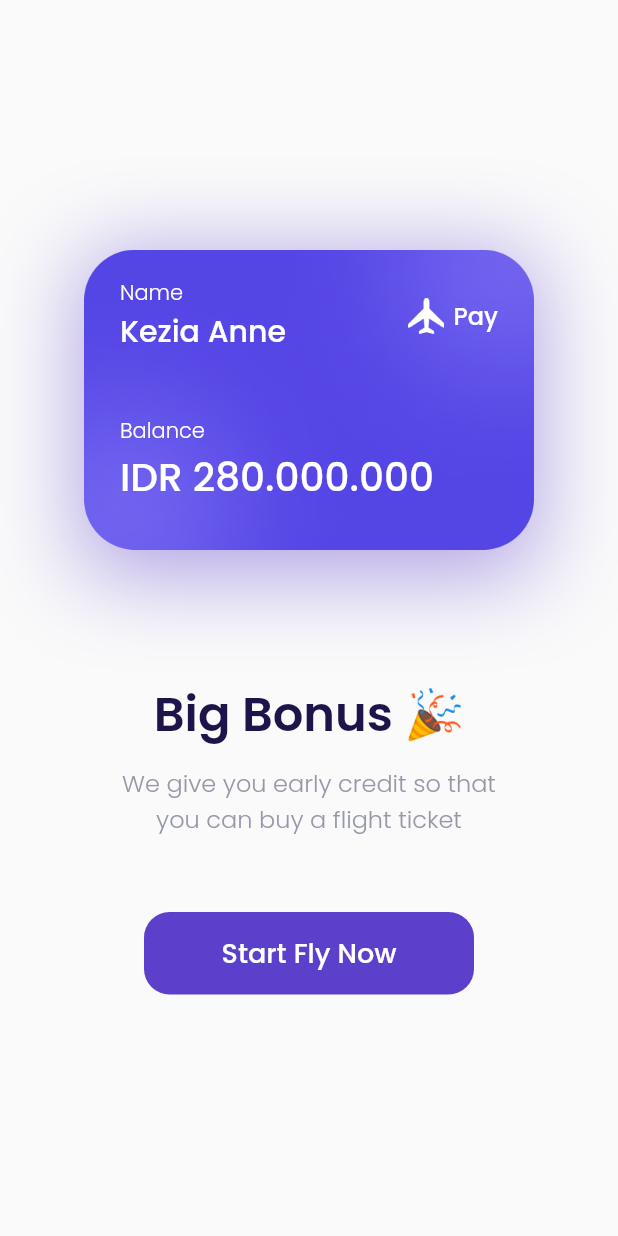
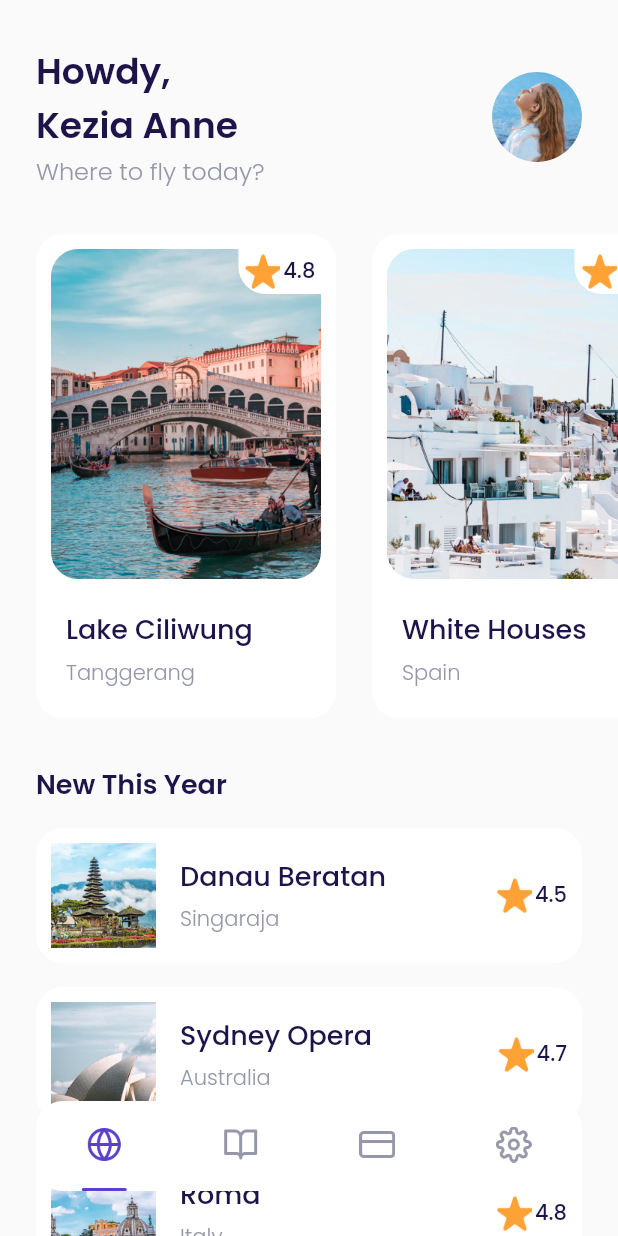
Before and after one commit to DandiIndraWijaya/airplane-app-flutter, a Flutter app: the BonusPage screen opened by its route, after a tap on "Start Fly Now", on a phone screen of 412 x 824 dp. Run offline on Flutter 3.47's test engine with Material 2 defaults, Android fonts, the phone set to English and light mode, and no system bars; our stand-ins replace google_fonts.

Commit message:
create home page

```diff
--- a/lib/main.dart
+++ b/lib/main.dart
@@ -1,5 +1,6 @@
 import 'package:airplane/ui/pages/bonus_page.dart';
 import 'package:airplane/ui/pages/get_started_page.dart';
+import 'package:airplane/ui/pages/main_page.dart';
 import 'package:airplane/ui/pages/sign_up_page.dart';
 import 'package:flutter/material.dart';
 
@@ -18,7 +19,8 @@ class MyApp extends StatelessWidget {
         '/': (context) => const SplashPage(),
         '/get-started': (context) => const GetStartedPage(),
         '/sign-up': (context) => const SignUpPage(),
-        '/bonus': (context) => const BonusPage()
+        '/bonus': (context) => const BonusPage(),
+        '/main': (context) => const MainPage()
       },
     );
   }
--- a/lib/shared/theme.dart
+++ b/lib/shared/theme.dart
@@ -12,6 +12,7 @@ Color kGreenColor = const Color(0xff0EC3AE);
 Color kRedColor = const Color(0xffEB70A5);
 Color kBackgroundColor = const Color(0xffFAFAFA);
 Color kInactiveColor = const Color(0xffDBD7EC);
+Color kTransparentColor = Colors.transparent;
 
 TextStyle blackTextStyle = GoogleFonts.poppins(color: kBlackColor);
 TextStyle whiteTextStyle = GoogleFonts.poppins(color: kWhiteColor);
--- a/lib/ui/pages/bonus_page.dart
+++ b/lib/ui/pages/bonus_page.dart
@@ -1,3 +1,4 @@
+import 'package:airplane/ui/widgets/custom_button.dart';
 import 'package:flutter/material.dart';
 import '../../shared/theme.dart';
 
@@ -89,22 +90,12 @@ class BonusPage extends StatelessWidget {
     );
   }
 
-  Widget startButton() {
-    return Container(
-      width: 220,
-      height: 55,
-      margin: const EdgeInsets.only(top: 50),
-      child: TextButton(
-          style: TextButton.styleFrom(
-              backgroundColor: kPrimaryColor,
-              shape: RoundedRectangleBorder(
-                  borderRadius: BorderRadius.circular(defaultRadius))),
-          onPressed: () {},
-          child: Text(
-            'Start Fly Now',
-            style: whiteTextStyle.copyWith(fontSize: 18, fontWeight: medium),
-          )),
-    );
+  Widget startButton(BuildContext context) {
+    return CustomButton(
+        title: 'Start Fly Now',
+        width: 220,
+        margin: const EdgeInsets.only(top: 50),
+        onPressed: () => Navigator.pushNamed(context, '/main'));
   }
 
   @override
@@ -114,7 +105,7 @@ class BonusPage extends StatelessWidget {
       body: Center(
           child: Column(
         mainAxisAlignment: MainAxisAlignment.center,
-        children: [bonusCard(), title(), subtitle(), startButton()],
+        children: [bonusCard(), title(), subtitle(), startButton(context)],
       )),
     );
   }
--- a/lib/ui/pages/get_started_page.dart
+++ b/lib/ui/pages/get_started_page.dart
@@ -1,3 +1,4 @@
+import 'package:airplane/ui/widgets/custom_button.dart';
 import 'package:flutter/material.dart';
 import '../../shared/theme.dart';
 
@@ -36,22 +37,11 @@ class GetStartedPage extends StatelessWidget {
                       whiteTextStyle.copyWith(fontSize: 16, fontWeight: light),
                   textAlign: TextAlign.center,
                 ),
-                Container(
+                CustomButton(
+                  title: 'Get Started',
                   width: 220,
-                  height: 55,
-                  margin: const EdgeInsets.only(top: 50),
-                  child: TextButton(
-                      onPressed: () => Navigator.pushNamed(context, '/sign-up'),
-                      style: TextButton.styleFrom(
-                          backgroundColor: kPrimaryColor,
-                          shape: RoundedRectangleBorder(
-                              borderRadius:
-                                  BorderRadius.circular(defaultRadius))),
-                      child: Text(
-                        'Get Started',
-                        style: whiteTextStyle.copyWith(
-                            fontSize: 18, fontWeight: medium),
-                      )),
+                  margin: const EdgeInsets.only(top: 50, bottom: 80),
+                  onPressed: () => Navigator.pushNamed(context, '/sign-up'),
                 ),
                 const SizedBox(
                   height: 80,
--- /dev/null
+++ b/lib/ui/pages/home_page.dart
@@ -0,0 +1,140 @@
+import 'package:airplane/ui/widgets/destination_card.dart';
+import 'package:airplane/ui/widgets/destination_tile.dart';
+import 'package:flutter/material.dart';
+import '../../shared/theme.dart';
+
+class HomePage extends StatelessWidget {
+  const HomePage({Key? key}) : super(key: key);
+
+  Widget header() {
+    return Container(
+      margin:
+          EdgeInsets.only(left: defaultMargin, right: defaultMargin, top: 30),
+      child: Row(
+        mainAxisAlignment: MainAxisAlignment.spaceBetween,
+        children: [
+          Expanded(
+            child: Column(
+              crossAxisAlignment: CrossAxisAlignment.start,
+              children: [
+                Text(
+                  'Howdy,\nKezia Anne',
+                  style: blackTextStyle.copyWith(
+                      fontSize: 24, fontWeight: semiBold),
+                  overflow: TextOverflow.ellipsis,
+                ),
+                Text(
+                  'Where to fly today?',
+                  style:
+                      greyTextStyle.copyWith(fontSize: 16, fontWeight: light),
+                )
+              ],
+            ),
+          ),
+          Container(
+            width: 60,
+            height: 60,
+            decoration: const BoxDecoration(
+                image: DecorationImage(
+                  image: AssetImage('assets/image_profile.png'),
+                ),
+                shape: BoxShape.circle),
+          )
+        ],
+      ),
+    );
+  }
+
+  Widget popularDestinations() {
+    return Container(
+      margin: const EdgeInsets.only(top: 30),
+      child: SingleChildScrollView(
+        scrollDirection: Axis.horizontal,
+        child: Row(children: const [
+          DestinationCard(
+            name: 'Lake Ciliwung',
+            city: 'Tanggerang',
+            imageUrl: 'assets/image_destination1.png',
+            rating: 4.8,
+          ),
+          DestinationCard(
+            name: 'White Houses',
+            city: 'Spain',
+            imageUrl: 'assets/image_destination2.png',
+            rating: 4.7,
+          ),
+          DestinationCard(
+            name: 'Hill Heya',
+            city: 'Monaco  ',
+            imageUrl: 'assets/image_destination3.png',
+            rating: 4.8,
+          ),
+          DestinationCard(
+            name: 'Menarra',
+            city: 'Japan',
+            imageUrl: 'assets/image_destination4.png',
+            rating: 5.0,
+          ),
+          DestinationCard(
+            name: 'Payung Teduh',
+            city: 'Singapore',
+            imageUrl: 'assets/image_destination5.png',
+            rating: 4.8,
+          ),
+        ]),
+      ),
+    );
+  }
+
+  Widget newDestinations() {
+    return Container(
+      margin: EdgeInsets.only(
+          top: 30, left: defaultMargin, right: defaultMargin, bottom: 100),
+      child: Column(crossAxisAlignment: CrossAxisAlignment.start, children: [
+        Text(
+          'New This Year',
+          style: blackTextStyle.copyWith(fontSize: 18, fontWeight: semiBold),
+        ),
+        const DestinationTile(
+          name: 'Danau Beratan',
+          city: 'Singaraja',
+          imageUrl: 'assets/image_destination6.png',
+          rating: 4.5,
+        ),
+        const DestinationTile(
+          name: 'Sydney Opera',
+          city: 'Australia',
+          imageUrl: 'assets/image_destination7.png',
+          rating: 4.7,
+        ),
+        const DestinationTile(
+          name: 'Roma',
+          city: 'Italy',
+          imageUrl: 'assets/image_destination8.png',
+          rating: 4.8,
+        ),
+        const DestinationTile(
+          name: 'Payung Teduh',
+          city: 'Singapore',
+          imageUrl: 'assets/image_destination9.png',
+          rating: 4.5,
+        ),
+        const DestinationTile(
+          name: 'Hill Hey',
+          city: 'Monaco',
+          imageUrl: 'assets/image_destination10.png',
+          rating: 4.7,
+        ),
+      ]),
+    );
+  }
+
+  @override
+  Widget build(BuildContext context) {
+    return ListView(children: [
+      header(),
+      popularDestinations(),
+      newDestinations(),
+    ]);
+  }
+}
--- /dev/null
+++ b/lib/ui/pages/main_page.dart
@@ -0,0 +1,55 @@
+import 'package:airplane/ui/pages/home_page.dart';
+import 'package:airplane/ui/widgets/custom_bottom_navigation_item.dart';
+import 'package:flutter/material.dart';
+import '../../shared/theme.dart';
+
+class MainPage extends StatelessWidget {
+  const MainPage({Key? key}) : super(key: key);
+
+  @override
+  Widget build(BuildContext context) {
+    Widget buildContent() {
+      return HomePage();
+    }
+
+    Widget customBottomNavigation() {
+      return Align(
+        alignment: Alignment.bottomCenter,
+        child: Container(
+          margin: EdgeInsets.only(
+              bottom: 30, left: defaultMargin, right: defaultMargin),
+          width: double.infinity,
+          height: 60,
+          decoration: BoxDecoration(
+              color: kWhiteColor, borderRadius: BorderRadius.circular(18)),
+          child: Row(
+              mainAxisAlignment: MainAxisAlignment.spaceAround,
+              children: const [
+                CustomBottomNavigationItem(
+                  imageUrl: 'assets/icon_home.png',
+                  isSelected: true,
+                ),
+                CustomBottomNavigationItem(
+                  imageUrl: 'assets/icon_booking.png',
+                  isSelected: false,
+                ),
+                CustomBottomNavigationItem(
+                  imageUrl: 'assets/icon_card.png',
+                  isSelected: false,
+                ),
+                CustomBottomNavigationItem(
+                  imageUrl: 'assets/icon_settings.png',
+                  isSelected: false,
+                )
+              ]),
+        ),
+      );
+    }
+
+    return Scaffold(
+        backgroundColor: kBackgroundColor,
+        body: Stack(
+          children: [buildContent(), customBottomNavigation()],
+        ));
+  }
+}
--- a/lib/ui/pages/sign_up_page.dart
+++ b/lib/ui/pages/sign_up_page.dart
@@ -1,3 +1,5 @@
+import 'package:airplane/ui/widgets/custom_button.dart';
+import 'package:airplane/ui/widgets/custom_text_form_field.dart';
 import 'package:flutter/material.dart';
 import '../../shared/theme.dart';
 
@@ -18,126 +20,39 @@ class SignUpPage extends StatelessWidget {
 
     Widget inputSection() {
       Widget nameInput() {
-        return Container(
-          margin: const EdgeInsets.only(bottom: 20),
-          child:
-              Column(crossAxisAlignment: CrossAxisAlignment.start, children: [
-            Text(
-              'Full Name',
-              style: blackTextStyle.copyWith(fontSize: 14, fontWeight: regular),
-            ),
-            const SizedBox(
-              height: 6,
-            ),
-            TextFormField(
-              cursorColor: kBlackColor,
-              decoration: InputDecoration(
-                  hintText: 'Your full name',
-                  border: OutlineInputBorder(
-                      borderRadius: BorderRadius.circular(defaultRadius)),
-                  focusedBorder: OutlineInputBorder(
-                      borderRadius: BorderRadius.circular(defaultRadius),
-                      borderSide: BorderSide(color: kPrimaryColor))),
-            )
-          ]),
+        return const CustomTextFormField(
+          title: 'Full Name',
+          hintText: 'Your full name',
         );
       }
 
       Widget emailInput() {
-        return Container(
-          margin: const EdgeInsets.only(bottom: 20),
-          child:
-              Column(crossAxisAlignment: CrossAxisAlignment.start, children: [
-            Text(
-              'Email Address',
-              style: blackTextStyle.copyWith(fontSize: 14, fontWeight: regular),
-            ),
-            const SizedBox(
-              height: 6,
-            ),
-            TextFormField(
-              cursorColor: kBlackColor,
-              decoration: InputDecoration(
-                  hintText: 'Your email',
-                  border: OutlineInputBorder(
-                      borderRadius: BorderRadius.circular(defaultRadius)),
-                  focusedBorder: OutlineInputBorder(
-                      borderRadius: BorderRadius.circular(defaultRadius),
-                      borderSide: BorderSide(color: kPrimaryColor))),
-            )
-          ]),
+        return const CustomTextFormField(
+          title: 'Email',
+          hintText: 'Your email',
         );
       }
 
       Widget passwordInput() {
-        return Container(
-          margin: const EdgeInsets.only(bottom: 20),
-          child:
-              Column(crossAxisAlignment: CrossAxisAlignment.start, children: [
-            Text(
-              'Password',
-              style: blackTextStyle.copyWith(fontSize: 14, fontWeight: regular),
-            ),
-            const SizedBox(
-              height: 6,
-            ),
-            TextFormField(
-              obscureText: true,
-              cursorColor: kBlackColor,
-              decoration: InputDecoration(
-                  hintText: 'Your password',
-                  border: OutlineInputBorder(
-                      borderRadius: BorderRadius.circular(defaultRadius)),
-                  focusedBorder: OutlineInputBorder(
-                      borderRadius: BorderRadius.circular(defaultRadius),
-                      borderSide: BorderSide(color: kPrimaryColor))),
-            )
-          ]),
+        return const CustomTextFormField(
+          title: 'Password',
+          hintText: 'Your password',
+          obsecureText: true,
         );
       }
 
       Widget hobbyInput() {
-        return Container(
-          margin: const EdgeInsets.only(bottom: 20),
-          child:
-              Column(crossAxisAlignment: CrossAxisAlignment.start, children: [
-            Text(
-              'Hobby',
-              style: blackTextStyle.copyWith(fontSize: 14, fontWeight: regular),
-            ),
-            const SizedBox(
-              height: 6,
-            ),
-            TextFormField(
-              cursorColor: kBlackColor,
-              decoration: InputDecoration(
-                  hintText: 'Your hobby',
-                  border: OutlineInputBorder(
-                      borderRadius: BorderRadius.circular(defaultRadius)),
-                  focusedBorder: OutlineInputBorder(
-                      borderRadius: BorderRadius.circular(defaultRadius),
-                      borderSide: BorderSide(color: kPrimaryColor))),
-            )
-          ]),
+        return const CustomTextFormField(
+          title: 'Hobby',
+          hintText: 'Your hobby',
         );
       }
 
       Widget submitButton() {
-        return SizedBox(
-          width: double.infinity,
-          height: 55,
-          child: TextButton(
-            style: TextButton.styleFrom(
-                backgroundColor: kPrimaryColor,
-                shape: RoundedRectangleBorder(
-                    borderRadius: BorderRadius.circular(defaultRadius))),
-            onPressed: () => Navigator.pushNamed(context, '/bonus'),
-            child: Text(
-              'Get Started',
-              style: whiteTextStyle.copyWith(fontSize: 18, fontWeight: medium),
-            ),
-          ),
-        );
+        return CustomButton(
+            title: 'Get Started',
+            width: double.infinity,
+            onPressed: () => Navigator.pushNamed(context, '/bonus'));
       }
 
       return Container(
--- /dev/null
+++ b/lib/ui/widgets/custom_bottom_navigation_item.dart
@@ -0,0 +1,33 @@
+import 'package:flutter/material.dart';
+import '../../shared/theme.dart';
+
+class CustomBottomNavigationItem extends StatelessWidget {
+  final String imageUrl;
+  final bool isSelected;
+  const CustomBottomNavigationItem(
+      {Key? key, required this.imageUrl, required this.isSelected})
+      : super(key: key);
+
+  @override
+  Widget build(BuildContext context) {
+    return Column(
+      mainAxisAlignment: MainAxisAlignment.spaceBetween,
+      children: [
+        const SizedBox(),
+        Container(
+          width: 24,
+          height: 24,
+          decoration: BoxDecoration(
+              image: DecorationImage(image: AssetImage(imageUrl))),
+        ),
+        Container(
+          width: 30,
+          height: 2,
+          decoration: BoxDecoration(
+              color: isSelected ? kPrimaryColor : kTransparentColor,
+              borderRadius: BorderRadius.circular(18)),
+        )
+      ],
+    );
+  }
+}
--- /dev/null
+++ b/lib/ui/widgets/custom_button.dart
@@ -0,0 +1,36 @@
+import 'package:flutter/material.dart';
+import '../../shared/theme.dart';
+
+class CustomButton extends StatelessWidget {
+  final String title;
+  final double width;
+  final Function onPressed;
+  final EdgeInsets margin;
+
+  const CustomButton(
+      {Key? key,
+      required this.title,
+      required this.width,
+      required this.onPressed,
+      this.margin = EdgeInsets.zero})
+      : super(key: key);
+
+  @override
+  Widget build(BuildContext context) {
+    return Container(
+      width: width,
+      height: 55,
+      margin: margin,
+      child: TextButton(
+          onPressed: () => onPressed(),
+          style: TextButton.styleFrom(
+              backgroundColor: kPrimaryColor,
+              shape: RoundedRectangleBorder(
+                  borderRadius: BorderRadius.circular(defaultRadius))),
+          child: Text(
+            title,
+            style: whiteTextStyle.copyWith(fontSize: 18, fontWeight: medium),
+          )),
+    );
+  }
+}
--- /dev/null
+++ b/lib/ui/widgets/custom_text_form_field.dart
@@ -0,0 +1,42 @@
+import 'package:flutter/material.dart';
+import '../../shared/theme.dart';
+
+class CustomTextFormField extends StatelessWidget {
+  final String title;
+  final String hintText;
+  final bool obsecureText;
+
+  const CustomTextFormField(
+      {Key? key,
+      required this.title,
+      required this.hintText,
+      this.obsecureText = false})
+      : super(key: key);
+
+  @override
+  Widget build(BuildContext context) {
+    return Container(
+      margin: const EdgeInsets.only(bottom: 20),
+      child: Column(crossAxisAlignment: CrossAxisAlignment.start, children: [
+        Text(
+          title,
+          style: blackTextStyle.copyWith(fontSize: 14, fontWeight: regular),
+        ),
+        const SizedBox(
+          height: 6,
+        ),
+        TextFormField(
+          obscureText: obsecureText,
+          cursorColor: kBlackColor,
+          decoration: InputDecoration(
+              hintText: hintText,
+              border: OutlineInputBorder(
+                  borderRadius: BorderRadius.circular(defaultRadius)),
+              focusedBorder: OutlineInputBorder(
+                  borderRadius: BorderRadius.circular(defaultRadius),
+                  borderSide: BorderSide(color: kPrimaryColor))),
+        )
+      ]),
+    );
+  }
+}
--- /dev/null
+++ b/lib/ui/widgets/destination_card.dart
@@ -0,0 +1,91 @@
+import 'package:flutter/material.dart';
+import '../../shared/theme.dart';
+
+class DestinationCard extends StatelessWidget {
+  final String name;
+  final String city;
+  final String imageUrl;
+  final double rating;
+
+  const DestinationCard(
+      {Key? key,
+      required this.name,
+      required this.city,
+      required this.imageUrl,
+      required this.rating})
+      : super(key: key);
+
+  @override
+  Widget build(BuildContext context) {
+    return Container(
+      width: 200,
+      height: 323,
+      margin: EdgeInsets.only(left: defaultMargin),
+      padding: const EdgeInsets.all(10),
+      decoration: BoxDecoration(
+          borderRadius: BorderRadius.circular(18), color: kWhiteColor),
+      child: Column(crossAxisAlignment: CrossAxisAlignment.start, children: [
+        Container(
+          width: 180,
+          height: 220,
+          margin: const EdgeInsets.only(bottom: 20),
+          decoration: BoxDecoration(
+              borderRadius: BorderRadius.circular(18),
+              image: DecorationImage(
+                image: AssetImage(imageUrl),
+              )),
+          child: Align(
+            alignment: Alignment.topRight,
+            child: Container(
+              width: 55,
+              height: 30,
+              decoration: BoxDecoration(
+                  color: kWhiteColor,
+                  borderRadius:
+                      const BorderRadius.only(bottomLeft: Radius.circular(18))),
+              child: Row(
+                  crossAxisAlignment: CrossAxisAlignment.center,
+                  mainAxisAlignment: MainAxisAlignment.center,
+                  children: [
+                    Container(
+                      width: 24,
+                      height: 24,
+                      margin: const EdgeInsets.only(right: 2),
+                      decoration: const BoxDecoration(
+                          image: DecorationImage(
+                              image: AssetImage('assets/icon_star.png'))),
+                    ),
+                    Text(
+                      rating.toString(),
+                      style: blackTextStyle.copyWith(fontWeight: medium),
+                    )
+                  ]),
+            ),
+          ),
+        ),
+        Container(
+          margin: const EdgeInsets.only(left: 10),
+          child: Column(
+            crossAxisAlignment: CrossAxisAlignment.start,
+            children: [
+              Text(
+                name,
+                style:
+                    blackTextStyle.copyWith(fontWeight: medium, fontSize: 18),
+              ),
+              const SizedBox(
+                height: 5,
+              ),
+              Text(
+                city,
+                style: greyTextStyle.copyWith(
+                  fontWeight: light,
+                ),
+              ),
+            ],
+          ),
+        )
+      ]),
+    );
+  }
+}
--- /dev/null
+++ b/lib/ui/widgets/destination_tile.dart
@@ -0,0 +1,73 @@
+import 'package:flutter/material.dart';
+import '../../shared/theme.dart';
+
+class DestinationTile extends StatelessWidget {
+  final String name;
+  final String city;
+  final String imageUrl;
+  final double rating;
+
+  const DestinationTile(
+      {Key? key,
+      required this.name,
+      required this.city,
+      required this.imageUrl,
+      this.rating = 0.0})
+      : super(key: key);
+
+  @override
+  Widget build(BuildContext context) {
+    return Container(
+      margin: const EdgeInsets.only(top: 16),
+      padding: const EdgeInsets.all(10),
+      decoration: BoxDecoration(
+          color: kWhiteColor, borderRadius: BorderRadius.circular(18)),
+      child: Row(children: [
+        Container(
+          width: 70,
+          height: 70,
+          margin: const EdgeInsets.only(right: 16),
+          decoration: BoxDecoration(
+              image: DecorationImage(
+                  fit: BoxFit.cover, image: AssetImage(imageUrl))),
+        ),
+        Expanded(
+          child: Column(
+            crossAxisAlignment: CrossAxisAlignment.start,
+            children: [
+              Text(
+                name,
+                style:
+                    blackTextStyle.copyWith(fontSize: 18, fontWeight: medium),
+              ),
+              const SizedBox(
+                height: 5,
+              ),
+              Text(
+                city,
+                style: greyTextStyle.copyWith(fontWeight: light),
+              )
+            ],
+          ),
+        ),
+        Row(
+            crossAxisAlignment: CrossAxisAlignment.center,
+            mainAxisAlignment: MainAxisAlignment.center,
+            children: [
+              Container(
+                width: 24,
+                height: 24,
+                margin: const EdgeInsets.only(right: 2),
+                decoration: const BoxDecoration(
+                    image: DecorationImage(
+                        image: AssetImage('assets/icon_star.png'))),
+              ),
+              Text(
+                rating.toString(),
+                style: blackTextStyle.copyWith(fontWeight: medium),
+              )
+            ]),
+      ]),
+    );
+  }
+}
```
